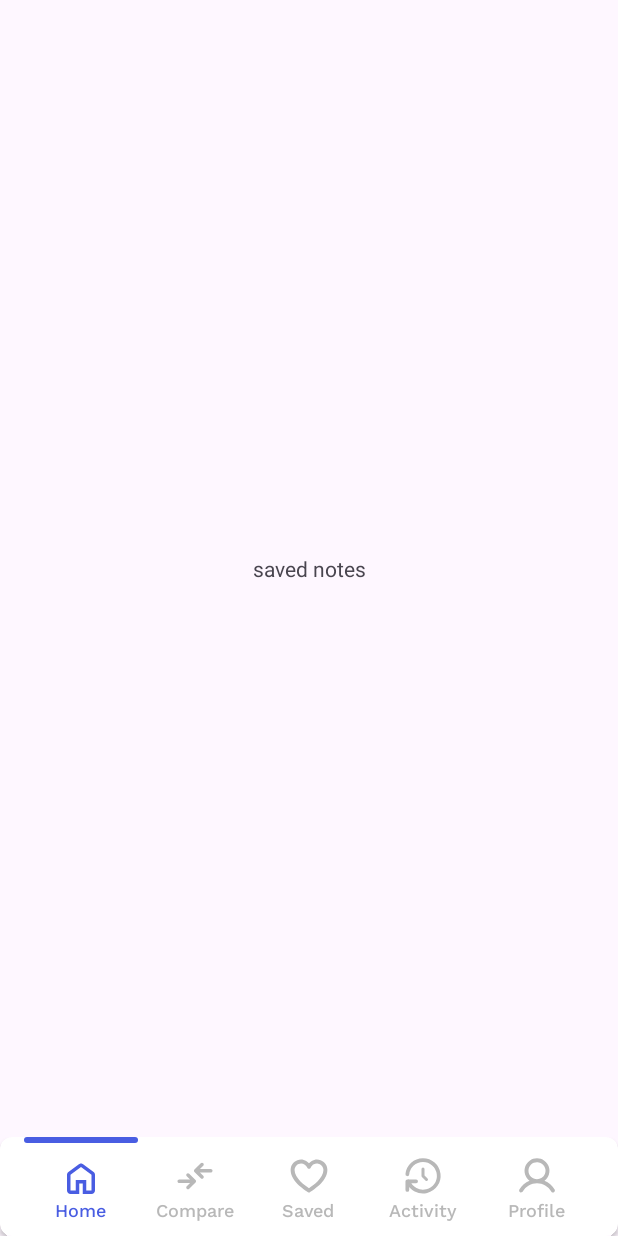
After one commit to 1405yuga/UI-Respository, an Android app: the fragment SavedNotesFragment placed in its activity, on a phone screen of 412 x 824 dp. The commit adds this screen. Run offline under Robolectric (Android 15) with nearby library versions, the phone set to English and light mode, and no system bars.

Commit message:
loaded correct child fragments in saved frgment

```diff
--- /dev/null
+++ b/HomeHiveClone/app/src/main/java/com/example/homehiveclone/fragments/SavedNotesFragment.kt
@@ -0,0 +1,21 @@
+package com.example.homehiveclone.fragments
+
+import android.os.Bundle
+import androidx.fragment.app.Fragment
+import android.view.LayoutInflater
+import android.view.View
+import android.view.ViewGroup
+import com.example.homehiveclone.R
+
+class SavedNotesFragment : Fragment() {
+
+
+    override fun onCreateView(
+        inflater: LayoutInflater, container: ViewGroup?,
+        savedInstanceState: Bundle?
+    ): View? {
+        // Inflate the layout for this fragment
+        return inflater.inflate(R.layout.fragment_saved_notes, container, false)
+    }
+
+}
--- /dev/null
+++ b/HomeHiveClone/app/src/main/res/layout/fragment_saved_notes.xml
@@ -0,0 +1,15 @@
+<?xml version="1.0" encoding="utf-8"?>
+<FrameLayout xmlns:android="http://schemas.android.com/apk/res/android"
+    xmlns:tools="http://schemas.android.com/tools"
+    android:layout_width="match_parent"
+    android:layout_height="match_parent"
+    tools:context=".fragments.SavedNotesFragment">
+
+    <!-- TODO: Update blank fragment layout -->
+    <TextView
+        android:layout_width="match_parent"
+        android:layout_height="match_parent"
+        android:text="saved notes"
+        android:gravity="center"/>
+
+</FrameLayout>
```
Also changed, not shown: HomeHiveClone/app/src/main/java/com/example/homehiveclone/fragments/SavedFragment.kt (+3 -5 lines), HomeHiveClone/app/src/main/java/com/example/homehiveclone/fragments/SavedPropertiesFragment.kt (added, +21 -0 lines), HomeHiveClone/app/src/main/res/layout/fragment_saved_properties.xml (added, +14 -0 lines).
